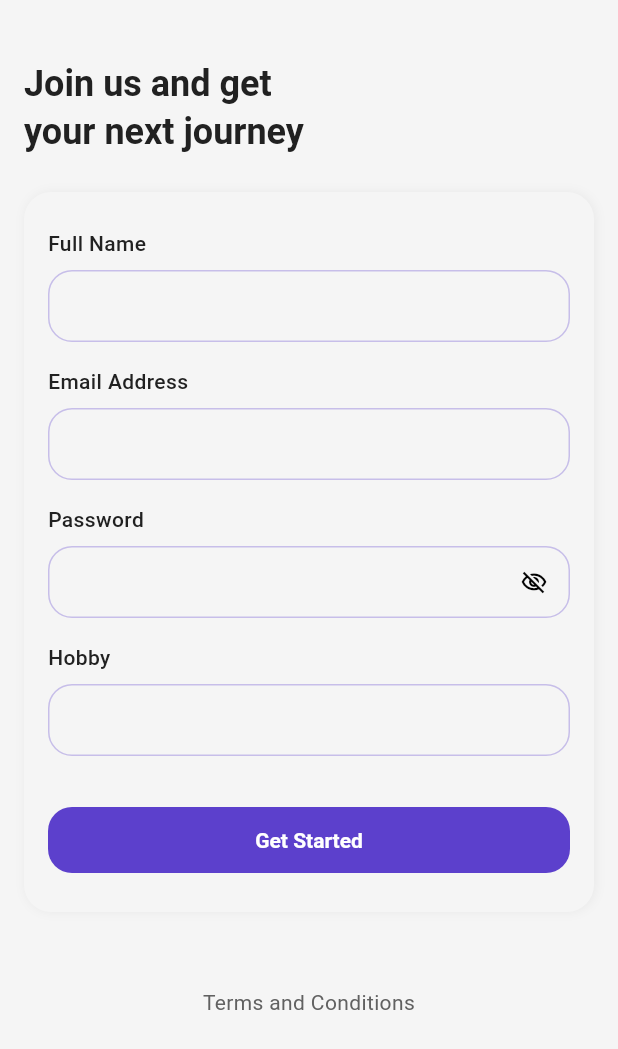
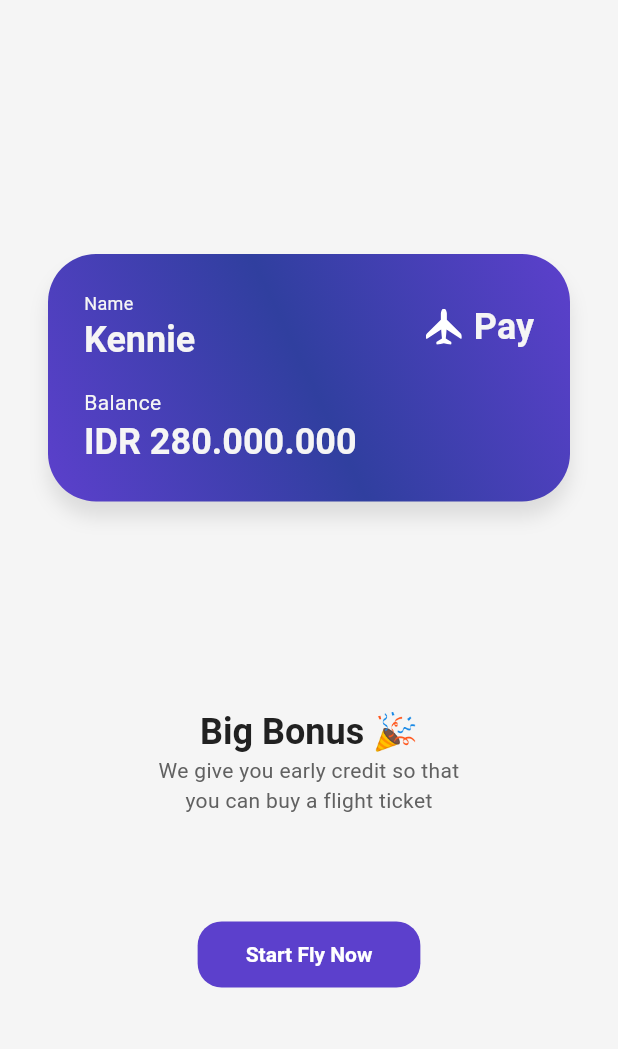
Before and after one commit to donisaputradev/airplane_demo, a Flutter app: the RegisterPage screen opened by its route, after a tap on "Get Started", on a phone screen of 412 x 824 dp. Shown: the top 1049 px of the screen. Run offline on Flutter 3.47's test engine with Material 2 defaults, Android fonts, the phone set to English and light mode, and no system bars; our stand-ins replace bloc_concurrency, dartz, dio, equatable, flutter_bloc, flutter_svg and 4 more; accounts and stored records are empty; generated files the repository leaves out were written again; Roboto replaces fonts that are missing (Poppins).

Commit message:
✨feature: wallet

```diff
--- a/lib/app/generate.dart
+++ b/lib/app/generate.dart
@@ -1,6 +1,7 @@
 import 'package:airplane_demo/features/auth/auth.dart';
 import 'package:airplane_demo/features/home/home.dart';
 import 'package:airplane_demo/features/settings/settings.dart';
+import 'package:airplane_demo/features/wallet/wallet.dart';
 import 'package:flutter/cupertino.dart';
 import 'package:flutter/material.dart';
 
@@ -18,6 +19,11 @@ Route<dynamic> onGenerateRoute(RouteSettings settings) {
         builder: (_) => const RegisterPage(),
         settings: settings,
       );
+    case WalletPage.routeName:
+      return CupertinoPageRoute(
+        builder: (_) => const WalletPage(),
+        settings: settings,
+      );
     case MainPage.routeName:
       return MaterialPageRoute(
         builder: (_) => const MainPage(),
--- a/lib/core/preferences/themes/light_theme.dart
+++ b/lib/core/preferences/themes/light_theme.dart
@@ -64,7 +64,7 @@ class LightTheme {
           shadowColor: Colors.transparent,
           padding: const EdgeInsets.symmetric(
             vertical: Dimens.dp14,
-            horizontal: Dimens.dp24,
+            horizontal: Dimens.dp32,
           ),
           textStyle: text.labelLarge?.copyWith(
             color: scheme.onPrimary,
--- a/lib/features/auth/presentation/pages/register/page.dart
+++ b/lib/features/auth/presentation/pages/register/page.dart
@@ -1,4 +1,5 @@
 import 'package:airplane_demo/core/core.dart';
+import 'package:airplane_demo/features/wallet/wallet.dart';
 import 'package:flutter/material.dart';
 
 part 'sections/forms_section.dart';
--- a/lib/features/auth/presentation/pages/register/sections/forms_section.dart
+++ b/lib/features/auth/presentation/pages/register/sections/forms_section.dart
@@ -26,7 +26,13 @@ class _FormSection extends StatelessWidget {
           ),
           Dimens.dp32.height,
           ElevatedButton(
-            onPressed: () {},
+            onPressed: () {
+              Navigator.pushNamedAndRemoveUntil(
+                context,
+                WalletPage.routeName,
+                (route) => false,
+              );
+            },
             child: const Text('Get Started'),
           ),
         ],
--- a/lib/features/settings/presentation/pages/onboarding/page.dart
+++ b/lib/features/settings/presentation/pages/onboarding/page.dart
@@ -27,7 +27,9 @@ class OnboardingPage extends StatelessWidget {
             HeadingText(
               'Fly Like a Bird',
               align: TextAlign.center,
-              style: TextStyle(color: AppColors.gray[100]),
+              style: TextStyle(
+                color: context.adaptiveTheme.backgroundColor,
+              ),
             ),
             Dimens.dp10.height,
             const RegularText(
--- a/lib/features/settings/presentation/pages/splash/page.dart
+++ b/lib/features/settings/presentation/pages/splash/page.dart
@@ -32,7 +32,7 @@ class SplashPage extends StatelessWidget {
                 AppConfig.appName.toUpperCase(),
                 style: TextStyle(
                   letterSpacing: Dimens.dp8,
-                  color: AppColors.gray[100],
+                  color: context.adaptiveTheme.backgroundColor,
                 ),
               ),
             ],
--- /dev/null
+++ b/lib/features/wallet/presentation/components/card_balance.dart
@@ -0,0 +1,89 @@
+import 'package:airplane_demo/core/core.dart';
+import 'package:flutter/material.dart';
+import 'package:flutter_svg/flutter_svg.dart';
+
+class CardBalance extends StatelessWidget {
+  const CardBalance({
+    super.key,
+  });
+
+  @override
+  Widget build(BuildContext context) {
+    return Container(
+      padding: const EdgeInsets.all(Dimens.dp24),
+      decoration: BoxDecoration(
+        gradient: LinearGradient(
+          begin: Alignment.bottomLeft,
+          end: Alignment.topRight,
+          colors: [
+            AppColors.indigo,
+            AppColors.indigo[700]!,
+            AppColors.indigo,
+          ],
+        ),
+        boxShadow: [
+          BoxShadow(
+            blurRadius: 10,
+            color: context.theme.shadowColor.withOpacity(.1),
+            offset: const Offset(0, 10),
+          ),
+        ],
+        borderRadius: BorderRadius.circular(Dimens.dp32),
+      ),
+      child: Column(
+        crossAxisAlignment: CrossAxisAlignment.start,
+        children: [
+          Row(
+            children: [
+              Expanded(
+                child: Column(
+                  crossAxisAlignment: CrossAxisAlignment.start,
+                  children: [
+                    RegularText(
+                      'Name',
+                      style: TextStyle(
+                        color: context.adaptiveTheme.backgroundColor,
+                        fontSize: Dimens.dp12,
+                      ),
+                    ),
+                    Dimens.dp8.width,
+                    HeadingText(
+                      'Kennie',
+                      style: TextStyle(
+                        color: context.adaptiveTheme.backgroundColor,
+                      ),
+                    )
+                  ],
+                ),
+              ),
+              SvgPicture.asset(
+                MainAssets.airplaneSvg,
+                width: Dimens.dp24,
+              ),
+              Dimens.dp8.width,
+              HeadingText(
+                'Pay',
+                style: TextStyle(
+                  color: context.adaptiveTheme.backgroundColor,
+                ),
+              ),
+            ],
+          ),
+          Dimens.dp16.height,
+          RegularText(
+            'Balance',
+            style: TextStyle(
+              color: context.adaptiveTheme.backgroundColor,
+            ),
+          ),
+          HeadingText(
+            'IDR 280.000.000',
+            style: TextStyle(
+              color: context.adaptiveTheme.backgroundColor,
+            ),
+          ),
+        ],
+      ),
+    );
+  }
+}
--- /dev/null
+++ b/lib/features/wallet/presentation/components/components.dart
@@ -0,0 +1 @@
+export 'card_balance.dart';
--- /dev/null
+++ b/lib/features/wallet/presentation/pages/index/page.dart
@@ -0,0 +1,37 @@
+import 'package:airplane_demo/core/core.dart';
+import 'package:airplane_demo/features/wallet/wallet.dart';
+import 'package:flutter/material.dart';
+
+class WalletPage extends StatelessWidget {
+  const WalletPage({super.key});
+
+  static const String routeName = '/wallet';
+
+  @override
+  Widget build(BuildContext context) {
+    return Scaffold(
+      body: Center(
+        child: Padding(
+          padding: const EdgeInsets.all(Dimens.dp32),
+          child: Column(
+            children: [
+              (Dimens.height(context) / 6).height,
+              const CardBalance(),
+              (Dimens.height(context) / 6).height,
+              const HeadingText('Big Bonus 🎉', align: TextAlign.center),
+              const RegularText(
+                'We give you early credit so that\nyou can buy a flight ticket',
+                align: TextAlign.center,
+              ),
+              (Dimens.height(context) / 12).height,
+              ElevatedButton(
+                onPressed: () {},
+                child: const Text('Start Fly Now'),
+              ),
+            ],
+          ),
+        ),
+      ),
+    );
+  }
+}
--- /dev/null
+++ b/lib/features/wallet/presentation/pages/pages.dart
@@ -0,0 +1 @@
+export 'index/page.dart';
--- /dev/null
+++ b/lib/features/wallet/presentation/presentation.dart
@@ -0,0 +1,3 @@
+export 'blocs/blocs.dart';
+export 'components/components.dart';
+export 'pages/pages.dart';
--- /dev/null
+++ b/lib/features/wallet/wallet.dart
@@ -0,0 +1,3 @@
+export 'data/data.dart';
+export 'domain/domain.dart';
+export 'presentation/presentation.dart';
```
Also changed, not shown: lib/features/wallet/data/data.dart (added), lib/features/wallet/domain/domain.dart (added), lib/features/wallet/presentation/blocs/blocs.dart (added).
